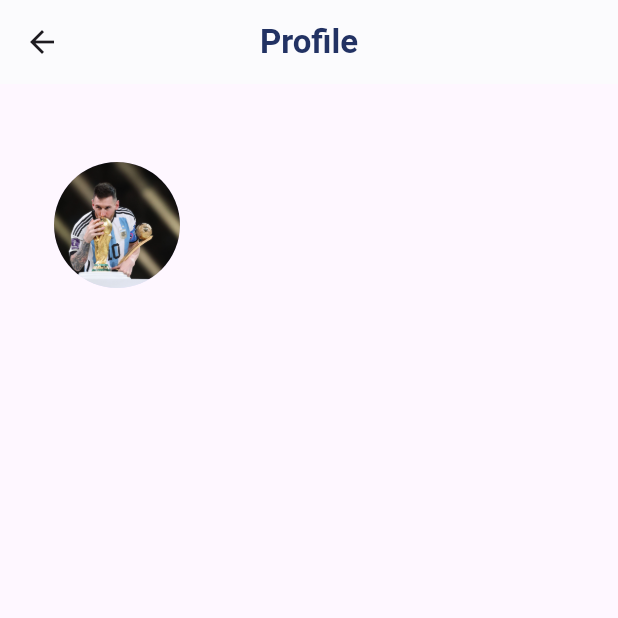
After one commit to GeorgeEhab22/E_commerce, a Flutter app: the MyAccount screen opened directly, on a phone screen of 412 x 824 dp, the top half of it. The commit adds this screen. Run offline on Flutter 3.47's test engine with Material 3 defaults, Android fonts, the phone set to English and light mode, and no system bars; our stand-ins replace another_flutter_splash_screen, bloc, curved_navigation_bar, device_preview, dio, firebase_auth and 5 more; accounts and stored records are empty; network calls fail.

Commit message:
Add Poppins Bold Font and Refactor MyAccount Screen
Added Poppins Bold font to the project for enhanced typography. Refactored the MyAccount screen to improve readability and maintainability. Introduced a new CustomProfileViewBody widget to encapsulate profile display logic, reducing redundancy and enhancing modularity. Updated the home view body to include clip behavior for better UI consistency.

```diff
--- /dev/null
+++ b/lib/widgets/custom_profile_view_body.dart
@@ -0,0 +1,65 @@
+import 'package:e_commerce/constants.dart';
+import 'package:flutter/material.dart';
+
+class CustomProfileViewBody extends StatelessWidget {
+  const CustomProfileViewBody({
+    super.key,
+    required this.displayName,
+    required this.email,
+  });
+
+  final String displayName;
+  final String email;
+
+  @override
+  Widget build(BuildContext context) {
+    return Column(
+      crossAxisAlignment: CrossAxisAlignment.start,
+      children: [
+        const SizedBox(
+          height: 52, // Responsive height
+        ),
+        Row(
+          children: [
+            const Padding(
+              padding: EdgeInsets.only(
+                left: 36,
+              ), // Responsive padding
+              child: CircleAvatar(
+                radius: 42, // Responsive radius
+                backgroundImage: AssetImage("assets/images/Messi.jpg"),
+              ),
+            ),
+            const SizedBox(
+              width: 16,
+            ),
+            Column(
+              crossAxisAlignment: CrossAxisAlignment.start,
+              children: [
+                Text(
+                  displayName,
+                  style: const TextStyle(
+                      fontSize: 20, // Responsive font size
+                      color: kN22,
+                      fontFamily: 'Poppins'),
+                ),
+                Text(
+                  email,
+                  style: const TextStyle(
+                    fontSize: 18, // Responsive font size
+                    color: kN90,
+                    fontFamily: 'Poppins',
+                    fontWeight: FontWeight.w500,
+                  ),
+                ),
+              ],
+            ),
+          ],
+        ),
+        const SizedBox(
+          height: 32,
+        ),
+      ],
+    );
+  }
+}
--- a/lib/widgets/home_view_body.dart
+++ b/lib/widgets/home_view_body.dart
@@ -14,10 +14,11 @@ class HomeViewBody extends StatelessWidget {
       right: false,
       left: false,
       child: CustomScrollView(
+        clipBehavior: Clip.none,
         slivers: [
-          SliverToBoxAdapter(
+          const SliverToBoxAdapter(
             child: Padding(
-                padding: const EdgeInsets.symmetric(
+                padding: EdgeInsets.symmetric(
                   horizontal: 20.0,
                 ),
                 child: CustomTextField(text: 'Search')),
```
Also changed, not shown: lib/screens/myAccount.dart (+8 -102 lines), lib/widgets/custom_profiile_item.dart (added, +33 -0 lines), pubspec.yaml (+5 -6 lines), assets/fonts/Poppins-Bold.ttf (added).
